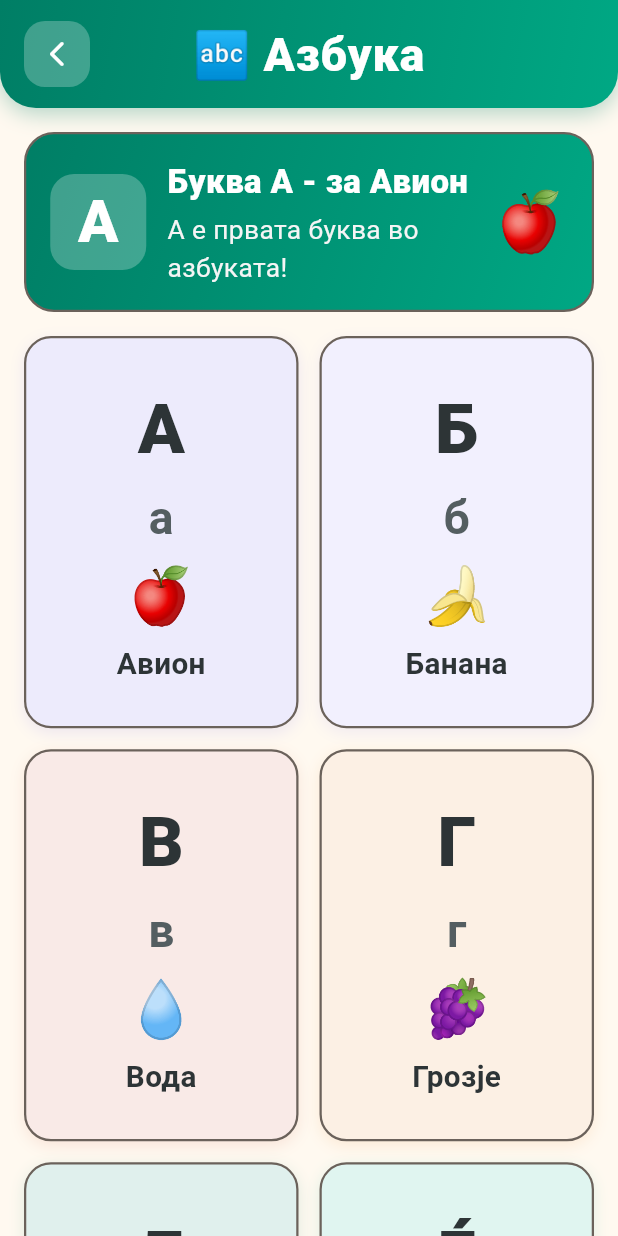
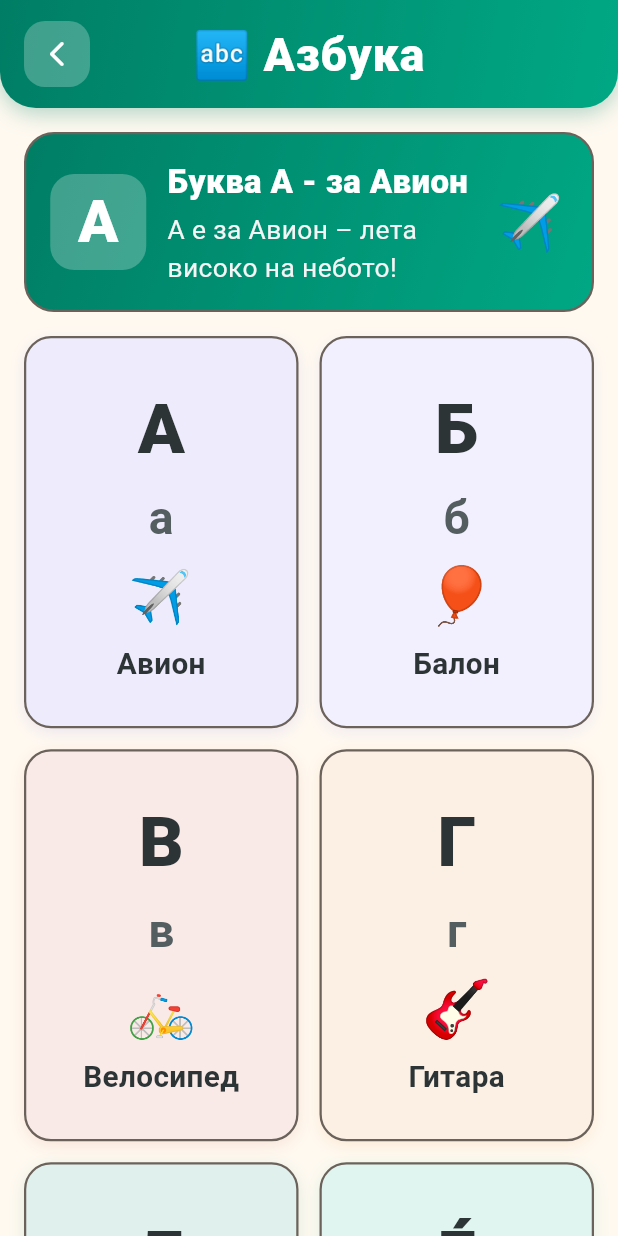
Before and after one commit to ninamarkovska/kids-learn, a Flutter app: the AlphabetScreen screen opened directly, after a tap on an icon or button, on a phone screen of 412 x 824 dp. Run offline on Flutter 3.47's test engine with Material 3 defaults, Android fonts, the light colour scheme and no system bars; our stand-ins replace audioplayers, flutter_tts, vibration.

Commit message:
Alphabet audio fix

```diff
--- a/lib/core/services/audio_service.dart
+++ b/lib/core/services/audio_service.dart
@@ -14,14 +14,13 @@ class AudioService {
   Future<void> playAsset(String assetPath) async {
     try {
       await stop();
+
+      debugPrint("PLAYING >>> $assetPath"); // <-- додај ја оваа линија
+
       _isPlaying = true;
       await _player.play(AssetSource(assetPath));
-      _player.onPlayerComplete.listen((_) {
-        _isPlaying = false;
-      });
     } catch (e) {
-      _isPlaying = false;
-      debugPrint('AudioService error: $e');
+      debugPrint("ERROR >>> $e");
     }
   }
 
--- a/lib/features/alphabet/data/alphabet_data.dart
+++ b/lib/features/alphabet/data/alphabet_data.dart
@@ -2,36 +2,128 @@ import '../models/letter_model.dart';
 
 class AlphabetData {
   static const List<LetterModel> letters = [
-    LetterModel(letter: 'А', letterLower: 'а', emoji: '🍎', word: 'Авион',    audioPath: 'audio/letters/a.mp3', imagePath: 'assets/images/alphabet/a.png', funFact: 'А е првата буква во азбуката!'),
-    LetterModel(letter: 'Б', letterLower: 'б', emoji: '🍌', word: 'Банана',   audioPath: 'audio/letters/b.mp3', imagePath: 'assets/images/alphabet/b.png', funFact: 'Б е за Банана - жолто и вкусно!'),
-    LetterModel(letter: 'В', letterLower: 'в', emoji: '💧', word: 'Вода',     audioPath: 'audio/letters/v.mp3', imagePath: 'assets/images/alphabet/v.png', funFact: 'В е за Вода - без неа нема живот!'),
-    LetterModel(letter: 'Г', letterLower: 'г', emoji: '🍇', word: 'Грозје',   audioPath: 'audio/letters/g.mp3', imagePath: 'assets/images/alphabet/g.png', funFact: 'Г е за Грозје - кружни плодови!'),
-    LetterModel(letter: 'Д', letterLower: 'д', emoji: '🌳', word: 'Дрво',     audioPath: 'audio/letters/d.mp3', imagePath: 'assets/images/alphabet/d.png', funFact: 'Д е за Дрво - дает ни кислород!'),
-    LetterModel(letter: 'Ѓ', letterLower: 'ѓ', emoji: '👟', word: 'Ѓон',     audioPath: 'audio/letters/gj.mp3',imagePath: 'assets/images/alphabet/gj.png',funFact: 'Ѓ е специфична македонска буква!'),
-    LetterModel(letter: 'Е', letterLower: 'е', emoji: '🦔', word: 'Еж',       audioPath: 'audio/letters/e.mp3', imagePath: 'assets/images/alphabet/e.png', funFact: 'Е е за Еж - бодлив но мил!'),
-    LetterModel(letter: 'Ж', letterLower: 'ж', emoji: '🐸', word: 'Жаба',     audioPath: 'audio/letters/zh.mp3',imagePath: 'assets/images/alphabet/zh.png',funFact: 'Ж е за Жаба - скока многу високо!'),
-    LetterModel(letter: 'З', letterLower: 'з', emoji: '🐰', word: 'Зајак',    audioPath: 'audio/letters/z.mp3', imagePath: 'assets/images/alphabet/z.png', funFact: 'З е за Зајак - бргу трча!'),
-    LetterModel(letter: 'Ѕ', letterLower: 'ѕ', emoji: '🌟', word: 'Ѕвезда',  audioPath: 'audio/letters/dz.mp3',imagePath: 'assets/images/alphabet/dz.png',funFact: 'Ѕ е уникатна буква само во македонски!'),
-    LetterModel(letter: 'И', letterLower: 'и', emoji: '🎮', word: 'Игра',     audioPath: 'audio/letters/i.mp3', imagePath: 'assets/images/alphabet/i.png', funFact: 'И е за Игра - сите деца сакаат да играат!'),
-    LetterModel(letter: 'Ј', letterLower: 'ј', emoji: '🍓', word: 'Јагода',   audioPath: 'audio/letters/j.mp3', imagePath: 'assets/images/alphabet/j.png', funFact: 'Ј е за Јагода - кисела и слатка!'),
-    LetterModel(letter: 'К', letterLower: 'к', emoji: '🐈', word: 'Коза',     audioPath: 'audio/letters/k.mp3', imagePath: 'assets/images/alphabet/k.png', funFact: 'К е за Коза - дава вкусно млеко!'),
-    LetterModel(letter: 'Л', letterLower: 'л', emoji: '🦁', word: 'Лав',      audioPath: 'audio/letters/l.mp3', imagePath: 'assets/images/alphabet/l.png', funFact: 'Л е за Лав - кралот на животните!'),
-    LetterModel(letter: 'Љ', letterLower: 'љ', emoji: '💜', word: 'Љубов',    audioPath: 'audio/letters/lj.mp3',imagePath: 'assets/images/alphabet/lj.png',funFact: 'Љ е за Љубов - најубавото нешто!'),
-    LetterModel(letter: 'М', letterLower: 'м', emoji: '🐮', word: 'Мачка',    audioPath: 'audio/letters/m.mp3', imagePath: 'assets/images/alphabet/m.png', funFact: 'М е за Мачка - мила и мека!'),
-    LetterModel(letter: 'Н', letterLower: 'н', emoji: '🌙', word: 'Ноќ',      audioPath: 'audio/letters/n.mp3', imagePath: 'assets/images/alphabet/n.png', funFact: 'Н е за Ноќ - кога светат ѕвездите!'),
-    LetterModel(letter: 'Њ', letterLower: 'њ', emoji: '👃', word: 'Њушка',    audioPath: 'audio/letters/nj.mp3',imagePath: 'assets/images/alphabet/nj.png',funFact: 'Њ е посебна буква во македонски!'),
-    LetterModel(letter: 'О', letterLower: 'о', emoji: '🦅', word: 'Орел',     audioPath: 'audio/letters/o.mp3', imagePath: 'assets/images/alphabet/o.png', funFact: 'О е за Орел - висока птица!'),
-    LetterModel(letter: 'П', letterLower: 'п', emoji: '🐧', word: 'Пингвин',  audioPath: 'audio/letters/p.mp3', imagePath: 'assets/images/alphabet/p.png', funFact: 'П е за Пингвин - не лета но пливат!'),
-    LetterModel(letter: 'Р', letterLower: 'р', emoji: '🐟', word: 'Риба',     audioPath: 'audio/letters/r.mp3', imagePath: 'assets/images/alphabet/r.png', funFact: 'Р е за Риба - живее во вода!'),
-    LetterModel(letter: 'С', letterLower: 'с', emoji: '☀️', word: 'Сонце',    audioPath: 'audio/letters/s.mp3', imagePath: 'assets/images/alphabet/s.png', funFact: 'С е за Сонце - ни дава светло и топлина!'),
-    LetterModel(letter: 'Т', letterLower: 'т', emoji: '🐯', word: 'Тигар',    audioPath: 'audio/letters/t.mp3', imagePath: 'assets/images/alphabet/t.png', funFact: 'Т е за Тигар - со убави пруги!'),
-    LetterModel(letter: 'Ќ', letterLower: 'ќ', emoji: '🌉', word: 'Ќуприја', audioPath: 'audio/letters/kj.mp3',imagePath: 'assets/images/alphabet/kj.png',funFact: 'Ќ е карактеристична македонска буква!'),
-    LetterModel(letter: 'У', letterLower: 'у', emoji: '👂', word: 'Уво',      audioPath: 'audio/letters/u.mp3', imagePath: 'assets/images/alphabet/u.png', funFact: 'У е за Уво - со него слушаме!'),
-    LetterModel(letter: 'Ф', letterLower: 'ф', emoji: '🔦', word: 'Фенер',    audioPath: 'audio/letters/f.mp3', imagePath: 'assets/images/alphabet/f.png', funFact: 'Ф е за Фенер - осветлува темнина!'),
-    LetterModel(letter: 'Х', letterLower: 'х', emoji: '📝', word: 'Хартија',     audioPath: 'audio/letters/h.mp3', imagePath: 'assets/images/alphabet/h.png', funFact: 'Х е за Хартија - основна храна!'),
-    LetterModel(letter: 'Ц', letterLower: 'ц', emoji: '🌸', word: 'Цвет',     audioPath: 'audio/letters/c.mp3', imagePath: 'assets/images/alphabet/c.png', funFact: 'Ц е за Цвет - убав и мирисен!'),
-    LetterModel(letter: 'Ч', letterLower: 'ч', emoji: '☕', word: 'Чај',       audioPath: 'audio/letters/ch.mp3',imagePath: 'assets/images/alphabet/ch.png',funFact: 'Ч е за Чај - топол пијалок!'),
-    LetterModel(letter: 'Џ', letterLower: 'џ', emoji: '🎸', word: 'Џез',      audioPath: 'audio/letters/dzh.mp3',imagePath:'assets/images/alphabet/dzh.png',funFact:'Џ е за Џез - весела музика!'),
-    LetterModel(letter: 'Ш', letterLower: 'ш', emoji: '🍫', word: 'Шеќер',    audioPath: 'audio/letters/sh.mp3',imagePath: 'assets/images/alphabet/sh.png',funFact: 'Ш е за Шеќер - слатко и убаво!'),
+    LetterModel(letter: 'А', letterLower: 'а', emoji: '✈️', word: 'Авион',
+        audioPath: 'audio/letters/a.mp3', imagePath: 'assets/images/alphabet/a.png',
+        funFact: 'А е за Авион – лета високо на небото!'),
+
+    LetterModel(letter: 'Б', letterLower: 'б', emoji: '🎈', word: 'Балон',
+        audioPath: 'audio/letters/b.mp3', imagePath: 'assets/images/alphabet/b.png',
+        funFact: 'Б е за Балон – лета високо!'),
+
+    LetterModel(letter: 'В', letterLower: 'в', emoji: '🚲', word: 'Велосипед',
+        audioPath: 'audio/letters/v.mp3', imagePath: 'assets/images/alphabet/v.png',
+        funFact: 'В е за Велосипед – има две тркала!'),
+
+    LetterModel(letter: 'Г', letterLower: 'г', emoji: '🎸', word: 'Гитара',
+        audioPath: 'audio/letters/g.mp3', imagePath: 'assets/images/alphabet/g.png',
+        funFact: 'Г е за Гитара – свири убава музика!'),
+
+    LetterModel(letter: 'Д', letterLower: 'д', emoji: '🌳', word: 'Дрво',
+        audioPath: 'audio/letters/d.mp3', imagePath: 'assets/images/alphabet/d.png',
+        funFact: 'Д е за Дрво – ни дава кислород!'),
+
+    LetterModel(letter: 'Ѓ', letterLower: 'ѓ', emoji: '🥨', word: 'Ѓеврек',
+        audioPath: 'audio/letters/gj.mp3', imagePath: 'assets/images/alphabet/gj.png',
+        funFact: 'Ѓ е за Ѓеврек – вкусно пециво во форма на круг!'),
+
+    LetterModel(letter: 'Е', letterLower: 'е', emoji: '🌲', word: 'Елка',
+        audioPath: 'audio/letters/e.mp3', imagePath: 'assets/images/alphabet/e.png',
+        funFact: 'Е е за Елка – зелена е во сите годишни времиња!'),
+
+    LetterModel(letter: 'Ж', letterLower: 'ж', emoji: '🦒', word: 'Жирафа',
+        audioPath: 'audio/letters/zh.mp3', imagePath: 'assets/images/alphabet/zh.png',
+        funFact: 'Ж е за Жирафа – има долг врат!'),
+
+    LetterModel(letter: 'З', letterLower: 'з', emoji: '🐉', word: 'Змеј',
+        audioPath: 'audio/letters/z.mp3', imagePath: 'assets/images/alphabet/z.png',
+        funFact: 'З е за Змеј – јунак од многу приказни!'),
+
+    LetterModel(letter: 'Ѕ', letterLower: 'ѕ', emoji: '🔔', word: 'Ѕвонче',
+        audioPath: 'audio/letters/dz.mp3', imagePath: 'assets/images/alphabet/dz.png',
+        funFact: 'Ѕ е за Ѕвонче – ѕвони „дзин-дзин“!'),
+
+    LetterModel(letter: 'И', letterLower: 'и', emoji: '🧸', word: 'Играчка',
+        audioPath: 'audio/letters/i.mp3', imagePath: 'assets/images/alphabet/i.png',
+        funFact: 'И е за Играчка – омилена е на децата!'),
+
+    LetterModel(letter: 'Ј', letterLower: 'ј', emoji: '🍎', word: 'Јаболко',
+        audioPath: 'audio/letters/j.mp3', imagePath: 'assets/images/alphabet/j.png',
+        funFact: 'Ј е за Јаболко – вкусно и здраво овошје!'),
+
+    LetterModel(letter: 'К', letterLower: 'к', emoji: '🏠', word: 'Куќа',
+        audioPath: 'audio/letters/k.mp3', imagePath: 'assets/images/alphabet/k.png',
+        funFact: 'К е за Куќа – место каде живееме!'),
+
+    LetterModel(letter: 'Л', letterLower: 'л', emoji: '🦁', word: 'Лав',
+        audioPath: 'audio/letters/l.mp3', imagePath: 'assets/images/alphabet/l.png',
+        funFact: 'Л е за Лав – кралот на животните!'),
+
+    LetterModel(letter: 'Љ', letterLower: 'љ', emoji: '💜', word: 'Љубичица',
+        audioPath: 'audio/letters/lj.mp3', imagePath: 'assets/images/alphabet/lj.png',
+        funFact: 'Љ е за Љубичица – мирисливо виолетово цветче!'),
+
+    LetterModel(letter: 'М', letterLower: 'м', emoji: '🐱', word: 'Мачка',
+        audioPath: 'audio/letters/m.mp3', imagePath: 'assets/images/alphabet/m.png',
+        funFact: 'М е за Мачка – вели „мјау“!'),
+
+    LetterModel(letter: 'Н', letterLower: 'н', emoji: '👓', word: 'Наочари',
+        audioPath: 'audio/letters/n.mp3', imagePath: 'assets/images/alphabet/n.png',
+        funFact: 'Н е за Наочари – помагаат подобро да гледаме!'),
+
+    LetterModel(letter: 'Њ', letterLower: 'њ', emoji: '🗽', word: 'Њујорк',
+        audioPath: 'audio/letters/nj.mp3', imagePath: 'assets/images/alphabet/nj.png',
+        funFact: 'Њ е за Њујорк – голем и познат град!'),
+
+    LetterModel(letter: 'О', letterLower: 'о', emoji: '👁️', word: 'Око',
+        audioPath: 'audio/letters/o.mp3', imagePath: 'assets/images/alphabet/o.png',
+        funFact: 'О е за Око – со него гледаме!'),
+
+    LetterModel(letter: 'П', letterLower: 'п', emoji: '🦋', word: 'Пеперутка',
+        audioPath: 'audio/letters/p.mp3', imagePath: 'assets/images/alphabet/p.png',
+        funFact: 'П е за Пеперутка – има шарени крилја!'),
+
+    LetterModel(letter: 'Р', letterLower: 'р', emoji: '🐟', word: 'Риба',
+        audioPath: 'audio/letters/r.mp3', imagePath: 'assets/images/alphabet/r.png',
+        funFact: 'Р е за Риба – живее во вода!'),
+
+    LetterModel(letter: 'С', letterLower: 'с', emoji: '☀️', word: 'Сонце',
+        audioPath: 'audio/letters/s.mp3', imagePath: 'assets/images/alphabet/s.png',
+        funFact: 'С е за Сонце – ни дава светлина и топлина!'),
+
+    LetterModel(letter: 'Т', letterLower: 'т', emoji: '🎂', word: 'Торта',
+        audioPath: 'audio/letters/t.mp3', imagePath: 'assets/images/alphabet/t.png',
+        funFact: 'Т е за Торта – слатка е и вкусна!'),
+
+    LetterModel(letter: 'Ќ', letterLower: 'ќ', emoji: '🛏️', word: 'Ќебе',
+        audioPath: 'audio/letters/kj.mp3', imagePath: 'assets/images/alphabet/kj.png',
+        funFact: 'Ќ е за Ќебе – нè грее кога ни е ладно!'),
+
+    LetterModel(letter: 'У', letterLower: 'у', emoji: '👂', word: 'Уво',
+        audioPath: 'audio/letters/u.mp3', imagePath: 'assets/images/alphabet/u.png',
+        funFact: 'У е за Уво – со него слушаме!'),
+
+    LetterModel(letter: 'Ф', letterLower: 'ф', emoji: '⚽', word: 'Фудбал',
+        audioPath: 'audio/letters/f.mp3', imagePath: 'assets/images/alphabet/f.png',
+        funFact: 'Ф е за Фудбал – се игра со топка!'),
+
+    LetterModel(letter: 'Х', letterLower: 'х', emoji: '📄', word: 'Хартија',
+        audioPath: 'audio/letters/h.mp3', imagePath: 'assets/images/alphabet/h.png',
+        funFact: 'Х е за Хартија – на неа цртаме и пишуваме!'),
+
+    LetterModel(letter: 'Ц', letterLower: 'ц', emoji: '🌸', word: 'Цвет',
+        audioPath: 'audio/letters/c.mp3', imagePath: 'assets/images/alphabet/c.png',
+        funFact: 'Ц е за Цвет – убаво мириса!'),
+
+    LetterModel(letter: 'Ч', letterLower: 'ч', emoji: '⏰', word: 'Часовник',
+        audioPath: 'audio/letters/ch.mp3', imagePath: 'assets/images/alphabet/ch.png',
+        funFact: 'Ч е за Часовник – ни го покажува времето!'),
+
+    LetterModel(letter: 'Џ', letterLower: 'џ', emoji: '🧥', word: 'Џемпер',
+        audioPath: 'audio/letters/dzh.mp3', imagePath: 'assets/images/alphabet/dzh.png',
+        funFact: 'Џ е за Џемпер – нè грее кога е студено!'),
+
+    LetterModel(letter: 'Ш', letterLower: 'ш', emoji: '🌲', word: 'Шума',
+        audioPath: 'audio/letters/sh.mp3', imagePath: 'assets/images/alphabet/sh.png',
+        funFact: 'Ш е за Шума – дом на многу животни!'),
   ];
 }
--- a/lib/features/alphabet/models/letter_model.dart
+++ b/lib/features/alphabet/models/letter_model.dart
@@ -2,7 +2,7 @@ class LetterModel {
   final String letter;
   final String letterLower;
   final String emoji;
-  final String word;       // пример збор
+  final String word;
   final String audioPath;
   final String imagePath;
   final String funFact;
--- a/lib/features/alphabet/screens/alphabet_screen.dart
+++ b/lib/features/alphabet/screens/alphabet_screen.dart
@@ -4,7 +4,6 @@ import '../models/letter_model.dart';
 import '../widgets/letter_card.dart';
 import '../../../core/accessibility/accessibility_settings.dart';
 import '../../../core/widgets/page_scaffold.dart';
-import '../../../core/services/tts_service.dart';
 import '../../../core/services/vibration_service.dart';
 import '../../../core/services/audio_service.dart';
 import '../../../core/constants/dimensions.dart';
@@ -12,12 +11,12 @@ import '../../../core/constants/typography.dart';
 
 class AlphabetScreen extends StatefulWidget {
   const AlphabetScreen({super.key});
+
   @override
   State<AlphabetScreen> createState() => _AlphabetScreenState();
 }
 
 class _AlphabetScreenState extends State<AlphabetScreen> {
-  final _tts = TtsService();
   final _vib = VibrationService();
   final _audio = AudioService();
   LetterModel? _selected;
@@ -26,27 +25,25 @@ class _AlphabetScreenState extends State<AlphabetScreen> {
     setState(() => _selected = letter);
     _vib.success();
 
+    // Се пушта само твоето снимено аудио.
     await _audio.playAsset(letter.audioPath);
-    await _tts.speakLetter(letter.letter);
-    await Future.delayed(const Duration(milliseconds: 600));
-    await _tts.speak(letter.word);
   }
 
   @override
   Widget build(BuildContext context) {
     final palette = AccessibilityScope.of(context).palette;
+
     return PageScaffold(
       title: '🔤 Азбука',
       gradientColors: palette.alphabetGradient.colors,
       child: Column(
         children: [
           if (_selected != null) _buildBanner(),
+
           Expanded(
             child: LayoutBuilder(
               builder: (context, constraints) => GridView.builder(
-                padding: const EdgeInsets.all(
-                  AppDimensions.learningGridPadding,
-                ),
+                padding: const EdgeInsets.all(AppDimensions.learningGridPadding),
                 gridDelegate: SliverGridDelegateWithFixedCrossAxisCount(
                   crossAxisCount: AppDimensions.responsiveColumnCount(
                     availableWidth: constraints.maxWidth,
@@ -77,13 +74,17 @@ class _AlphabetScreenState extends State<AlphabetScreen> {
   Widget _buildBanner() {
     final l = _selected!;
     final palette = AccessibilityScope.of(context).palette;
+
     return AnimatedContainer(
       duration: const Duration(milliseconds: 300),
       margin: const EdgeInsets.fromLTRB(16, 16, 16, 0),
       padding: const EdgeInsets.all(16),
       decoration: BoxDecoration(
         gradient: palette.alphabetGradient,
-        border: Border.all(color: palette.border, width: palette.borderWidth),
+        border: Border.all(
+          color: palette.border,
+          width: palette.borderWidth,
+        ),
         borderRadius: BorderRadius.circular(20),
       ),
       child: Row(
@@ -106,7 +107,9 @@ class _AlphabetScreenState extends State<AlphabetScreen> {
               ),
             ),
           ),
+
           const SizedBox(width: 14),
+
           Expanded(
             child: Column(
               crossAxisAlignment: CrossAxisAlignment.start,
@@ -119,7 +122,9 @@ class _AlphabetScreenState extends State<AlphabetScreen> {
                     color: palette.onCard,
                   ),
                 ),
+
                 const SizedBox(height: 4),
+
                 Text(
                   l.funFact,
                   style: TextStyle(
@@ -132,7 +137,11 @@ class _AlphabetScreenState extends State<AlphabetScreen> {
               ],
             ),
           ),
-          Text(l.emoji, style: const TextStyle(fontSize: 36)),
+
+          Text(
+            l.emoji,
+            style: const TextStyle(fontSize: 36),
+          ),
         ],
       ),
     );
--- a/pubspec.yaml
+++ b/pubspec.yaml
@@ -57,3 +57,5 @@ flutter:
   assets:
     - assets/images/
     - assets/audio/
+    - assets/images/alphabet/
+    - assets/audio/letters/
```
Also changed, not shown: 1 other file.
